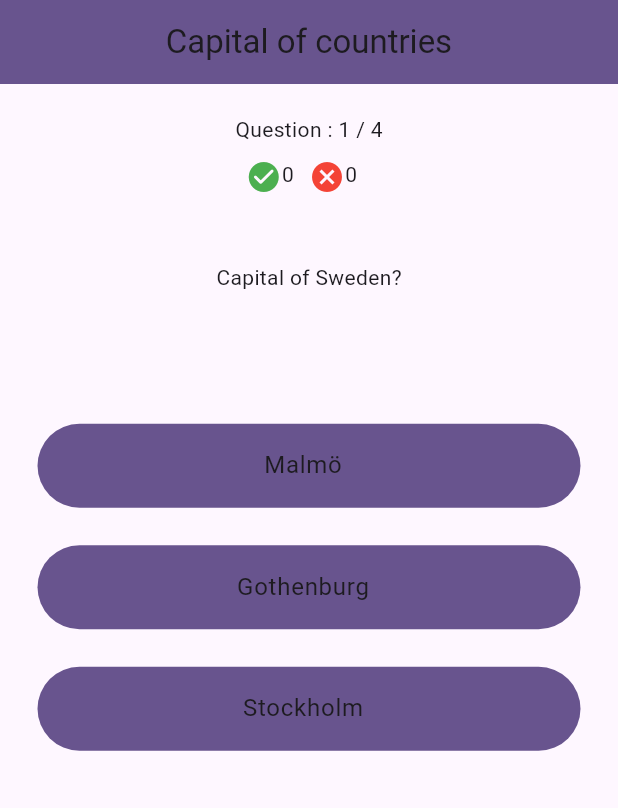
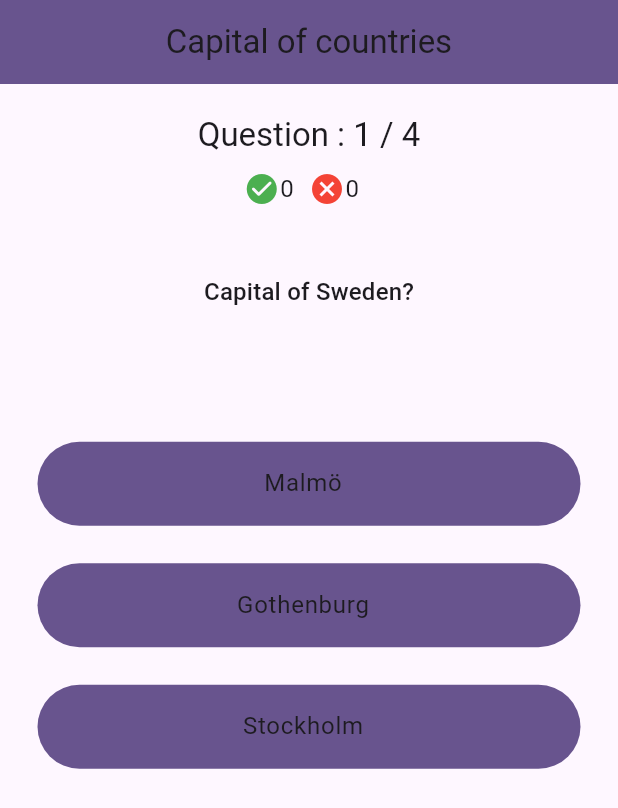
Before and after one commit to rapunschel/quizme, a Flutter app: the PlayQuizPage screen opened directly, on a phone screen of 412 x 824 dp. Shown: the top 808 px of the screen. Run offline on Flutter 3.47's test engine with Material 2 defaults, Android fonts, the phone set to English and light mode, and no system bars; our stand-ins replace google_fonts.

Commit message:
Styled the pages with Theme.of(context) to easier restyle it

```diff
--- a/lib/play_quiz/pages/play_quiz_page.dart
+++ b/lib/play_quiz/pages/play_quiz_page.dart
@@ -28,9 +28,9 @@ class PlayQuizPage extends StatelessWidget {
           if (index == 0) {
             return Wrap(
               children: [
-                Center(child: questionCounter(quiz, 20)),
+                Center(child: questionCounter(context, quiz, 20)),
                 resultCounter(context, 10),
-                Center(child: questionTitleWidget(question)),
+                Center(child: questionTitleWidget(context, question)),
                 AnswerTileWidget(answer: answers[index]),
               ],
             );
@@ -89,10 +89,12 @@ class PlayQuizPage extends StatelessWidget {
     );
   }
 
-  Padding questionTitleWidget(Question question) {
+  Padding questionTitleWidget(BuildContext context, Question question) {
     return Padding(
-        padding: const EdgeInsets.only(top: 45, bottom: 75),
-        child: Text(question.title));
+      padding: const EdgeInsets.only(top: 45, bottom: 75),
+      child:
+          Text(question.title, style: Theme.of(context).textTheme.titleMedium),
+    );
   }
 
   Padding resultCounter(BuildContext context, double topPadding) {
@@ -105,7 +107,7 @@ class PlayQuizPage extends StatelessWidget {
               icon,
               color: color,
             ),
-            Text(text),
+            Text(text, style: Theme.of(context).textTheme.bodyLarge),
           ],
         ),
       );
@@ -125,11 +127,12 @@ class PlayQuizPage extends StatelessWidget {
     );
   }
 
-  Padding questionCounter(QuizModel quiz, double topPadding) {
+  Padding questionCounter(BuildContext context, quiz, double topPadding) {
     return Padding(
       padding: EdgeInsets.only(top: topPadding),
       child: Text(
-          "Question : ${quiz.currentQuestionIndex + 1} / ${quiz.getNumberOfQuestions()}"),
+          "Question : ${quiz.currentQuestionIndex + 1} / ${quiz.getNumberOfQuestions()}",
+          style: Theme.of(context).textTheme.titleLarge),
     );
   }
 }
@@ -178,7 +181,10 @@ class _AnswerTileWidgetState extends State<AnswerTileWidget> {
       padding:
           const EdgeInsets.only(top: 12.5, bottom: 12.5, left: 25, right: 25),
       child: ListTile(
-        title: Center(child: Text(widget.answer.text)),
+        title: Center(
+          child: Text(widget.answer.text,
+              style: Theme.of(context).textTheme.bodyLarge),
+        ),
         onTap: () {
           wasTapped = true;
           if (widget.answer.isCorrect) {
```
Also changed, not shown: lib/play_quiz/pages/question_result_page.dart (+15 -7 lines), lib/play_quiz/pages/quiz_result_page.dart (+19 -10 lines).
